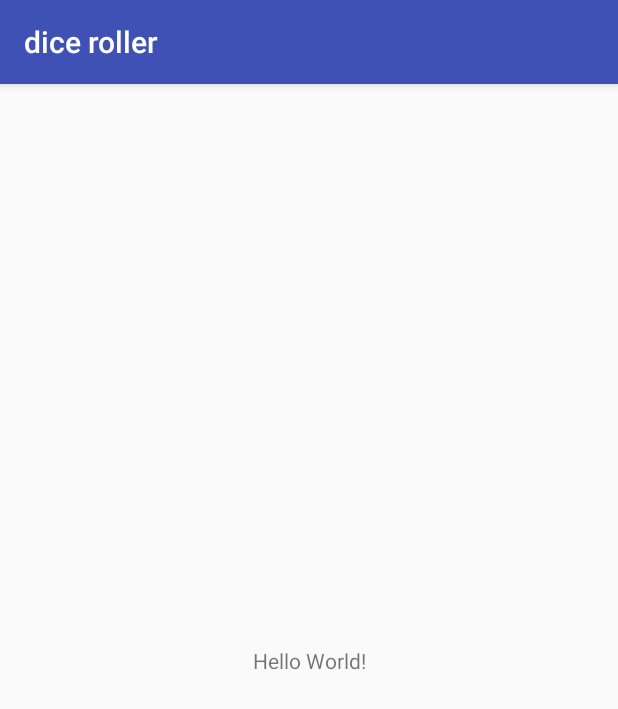
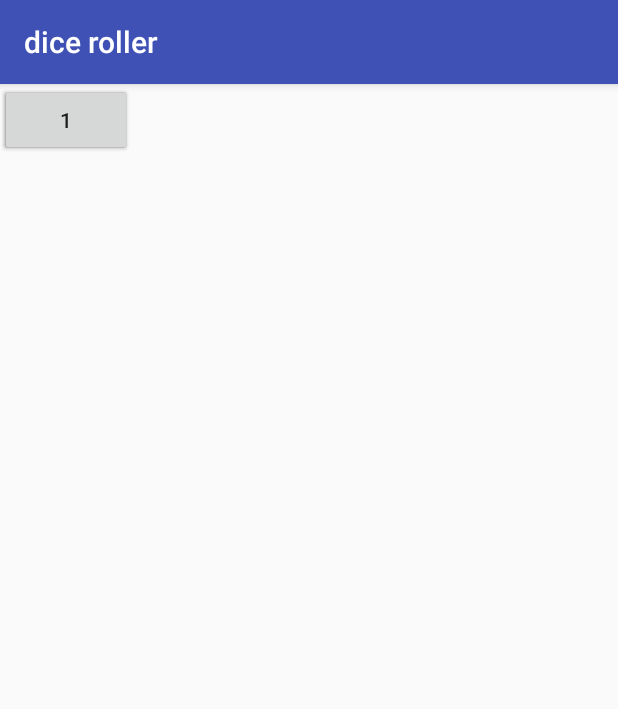
Before and after one commit to mdewhirst1/dice-roller, an Android app: the screen it shows after launch (MainActivity), on a phone screen of 412 x 824 dp. Shown: the top 709 px of the screen. Run offline under Robolectric (Android 15) with nearby library versions, the phone set to English and light mode, and no system bars.

Commit message:
added buttons to layout

```diff
--- a/app/src/main/res/layout/activity_main.xml
+++ b/app/src/main/res/layout/activity_main.xml
@@ -7,13 +7,23 @@
         android:layout_height="match_parent"
         tools:context=".MainActivity">
 
-    <TextView
+    <android.support.constraint.Guideline android:layout_width="wrap_content" android:layout_height="wrap_content"
+                                          android:id="@+id/guideline" app:layout_constraintGuide_begin="16dp"
+                                          android:orientation="vertical"/>
+    <Button
+            android:text="3"
             android:layout_width="wrap_content"
-            android:layout_height="wrap_content"
-            android:text="Hello World!"
-            app:layout_constraintBottom_toBottomOf="parent"
-            app:layout_constraintLeft_toLeftOf="parent"
-            app:layout_constraintRight_toRightOf="parent"
-            app:layout_constraintTop_toTopOf="parent"/>
-
+            android:layout_height="wrap_content" tools:layout_editor_absoluteY="168dp"
+            android:id="@+id/button3" tools:layout_editor_absoluteX="192dp"/>
+    <Button
+            android:text="2"
+            android:layout_width="wrap_content"
+            android:layout_height="wrap_content" tools:layout_editor_absoluteY="168dp"
+            android:id="@+id/button2" tools:layout_editor_absoluteX="104dp"/>
+    <Button
+            android:text="1"
+            android:layout_width="wrap_content"
+            android:layout_height="wrap_content" tools:layout_editor_absoluteY="168dp"
+            android:id="@+id/button1"
+            tools:layout_editor_absoluteX="16dp"/>
 </android.support.constraint.ConstraintLayout>
```
